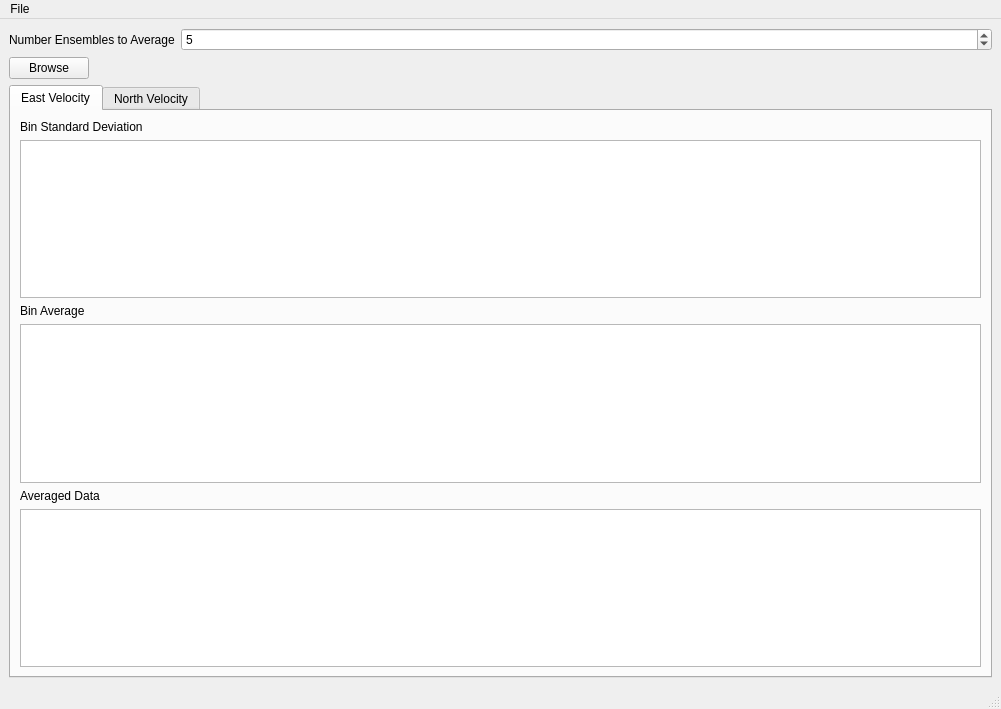
Above: AverageView/average_view.ui from rowetechinc/Vector before the change. Below: the same form after it.
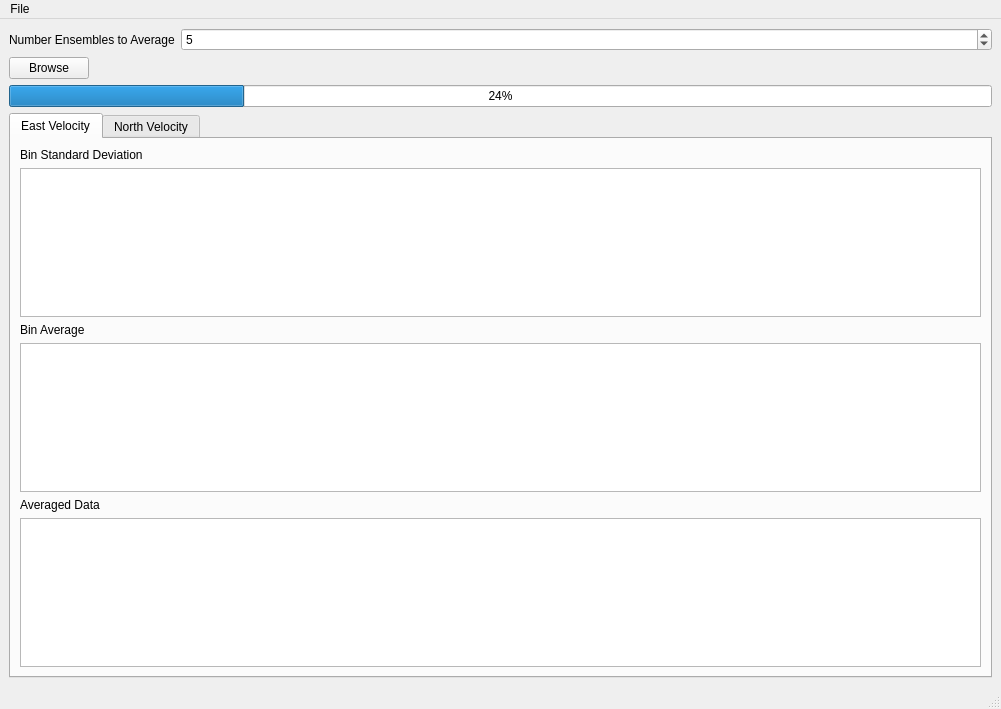
That is the form after the change.

What changed in the file:
```diff
--- a/AverageView/average_view.ui
+++ b/AverageView/average_view.ui
@@ -52,6 +52,13 @@
       </property>
      </widget>
     </item>
+    <item>
+     <widget class="QProgressBar" name="progressBar">
+      <property name="value">
+       <number>24</number>
+      </property>
+     </widget>
+    </item>
     <item>
      <widget class="QTabWidget" name="tabWidget">
       <property name="currentIndex">
```
